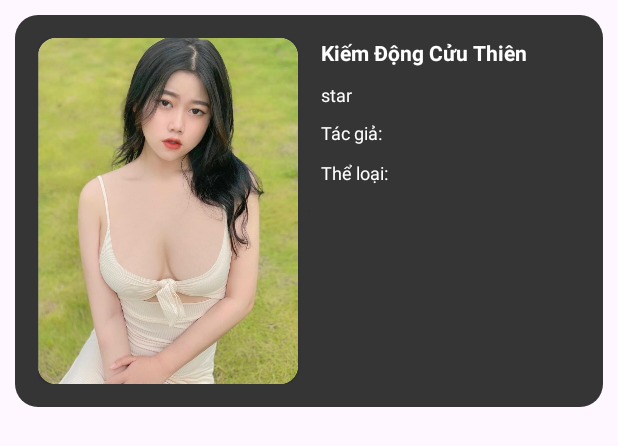
After one commit to NghiaLT-202/AppStoryAnime, an Android app: the layout item_story_banner.xml on its own in the app's theme, with its tools: preview values and no code run, on a phone screen of 412 x 824 dp. The commit adds this screen. Shown: the top 446 px of the screen. Run offline under Robolectric (Android 15) with nearby library versions, the phone set to English and light mode, and no system bars.

Commit message:
commit project

```diff
--- a/AppStory/app/build.gradle
+++ b/AppStory/app/build.gradle
@@ -30,6 +30,9 @@ android {
     kotlinOptions {
         jvmTarget = '1.8'
     }
+    dataBinding{
+        enabled=true
+    }
 }
 
 dependencies {
--- /dev/null
+++ b/AppStory/app/src/main/res/drawable/backgroup_home.xml
@@ -0,0 +1,9 @@
+<?xml version="1.0" encoding="utf-8"?>
+<shape xmlns:android="http://schemas.android.com/apk/res/android">
+    <gradient
+        android:endColor="#353535"
+        android:startColor="#000000"
+        android:type="radial" />
+    <corners android:radius="15dp"/>
+
+</shape>
--- /dev/null
+++ b/AppStory/app/src/main/res/layout/item_story_banner.xml
@@ -0,0 +1,106 @@
+<?xml version="1.0" encoding="utf-8"?>
+<layout xmlns:android="http://schemas.android.com/apk/res/android"
+    xmlns:app="http://schemas.android.com/apk/res-auto">
+
+    <data>
+
+    </data>
+
+    <androidx.constraintlayout.widget.ConstraintLayout
+        android:layout_width="match_parent"
+        android:layout_height="wrap_content"
+        android:layout_margin="10dp"
+        android:background="@drawable/backgroup_home"
+        android:padding="15dp">
+
+        <androidx.cardview.widget.CardView
+            android:id="@+id/cv_image"
+            android:layout_width="0dp"
+            android:layout_height="0dp"
+            android:background="#40000000"
+            app:cardCornerRadius="12dp"
+            app:layout_constraintDimensionRatio="3:4"
+            app:layout_constraintRight_toLeftOf="@id/tv_nameStory"
+            app:layout_constraintBottom_toBottomOf="parent"
+            app:layout_constraintLeft_toLeftOf="parent"
+            app:layout_constraintTop_toTopOf="parent">
+
+            <ImageView
+                android:id="@+id/im_story"
+                android:layout_width="match_parent"
+                android:layout_height="match_parent"
+                android:adjustViewBounds="true"
+                android:cropToPadding="true"
+                android:scaleType="centerCrop"
+                android:src="@drawable/anh_gai_xinh" />
+        </androidx.cardview.widget.CardView>
+
+        <TextView
+            android:id="@+id/tv_nameStory"
+            android:layout_width="0dp"
+            android:layout_height="wrap_content"
+            android:layout_marginLeft="15dp"
+            android:ellipsize="end"
+            android:maxLines="1"
+            android:text="Kiếm Động Cửu Thiên"
+            android:textColor="@color/white"
+            android:textStyle="bold"
+            app:layout_constraintLeft_toRightOf="@+id/cv_image"
+            app:layout_constraintRight_toRightOf="parent"
+            app:layout_constraintTop_toTopOf="@+id/cv_image" />
+        <!--    <RatingBar-->
+        <!--        android:id="@+id/ratingBar2"-->
+        <!--        android:layout_width="wrap_content"-->
+        <!--        android:layout_height="wrap_content"-->
+        <!--        android:layout_gravity="center_horizontal"-->
+        <!--        app:layout_constraintTop_toBottomOf="@+id/tv_nameStory"-->
+        <!--        app:layout_constraintLeft_toLeftOf="@+id/tv_nameStory"-->
+        <!--        android:stepSize="0.2"-->
+        <!--        android:rating="5" />-->
+        <TextView
+            android:id="@+id/tv_star"
+            android:layout_width="wrap_content"
+            android:layout_height="15dp"
+            android:layout_marginTop="10dp"
+            android:text="star"
+            android:textSize="12sp"
+
+            android:textColor="@color/white"
+            app:layout_constraintLeft_toLeftOf="@+id/tv_nameStory"
+            app:layout_constraintTop_toBottomOf="@+id/tv_nameStory" />
+
+        <TextView
+            android:id="@+id/tv_nameAuthor"
+            android:layout_width="0dp"
+            android:layout_height="wrap_content"
+            android:layout_marginTop="10dp"
+            android:ellipsize="end"
+            android:maxLines="1"
+            android:text="Tác giả: "
+            android:textColor="@color/white"
+            android:textSize="12sp"
+            app:layout_constraintLeft_toLeftOf="@+id/tv_nameStory"
+
+            app:layout_constraintLeft_toRightOf="@+id/cv_image"
+            app:layout_constraintRight_toRightOf="parent"
+            app:layout_constraintTop_toBottomOf="@id/tv_star" />
+
+        <TextView
+            android:id="@+id/tv_nameCategory"
+            android:layout_width="0dp"
+            android:layout_height="wrap_content"
+            android:layout_marginTop="10dp"
+            android:ellipsize="end"
+            android:maxLines="2"
+
+            android:text="Thể loại: "
+            android:textColor="@color/white"
+            android:textSize="12sp"
+            app:layout_constraintLeft_toLeftOf="@+id/tv_nameStory"
+            app:layout_constraintLeft_toRightOf="@+id/cv_image"
+            app:layout_constraintRight_toRightOf="parent"
+            app:layout_constraintTop_toBottomOf="@id/tv_nameAuthor" />
+
+
+    </androidx.constraintlayout.widget.ConstraintLayout>
+</layout>
--- /dev/null
+++ b/AppStory/app/src/main/res/values/attrs.xml
@@ -0,0 +1,6 @@
+<?xml version="1.0" encoding="utf-8"?>
+<resources>
+    <declare-styleable name="ViewStar">
+        <attr name="numberStar" format="integer" />
+    </declare-styleable>
+</resources>
```
Also changed, not shown: AppStory/app/src/main/java/com/example/appstory88/ui/ViewStar.kt (added, +88 -0 lines), AppStory/app/src/main/res/drawable/custom_bg_search.xml (added, +9 -0 lines), AppStory/app/src/main/res/layout/activity_main.xml (+18 -7 lines), AppStory/app/src/main/res/layout/item_story.xml (added, +76 -0 lines), AppStory/app/src/main/res/layout/layout_view_star.xml (added, +45 -0 lines), AppStory/app/src/main/res/drawable/anh_gai_xinh.jpg (added), AppStory/app/src/main/res/drawable/icon_menu_72.png (added), AppStory/app/src/main/res/drawable/icon_search_20.png (added), AppStory/app/src/main/res/drawable/icon_star_48.png (added), AppStory/app/src/main/res/drawable/icon_star_gray_48.png (added).
